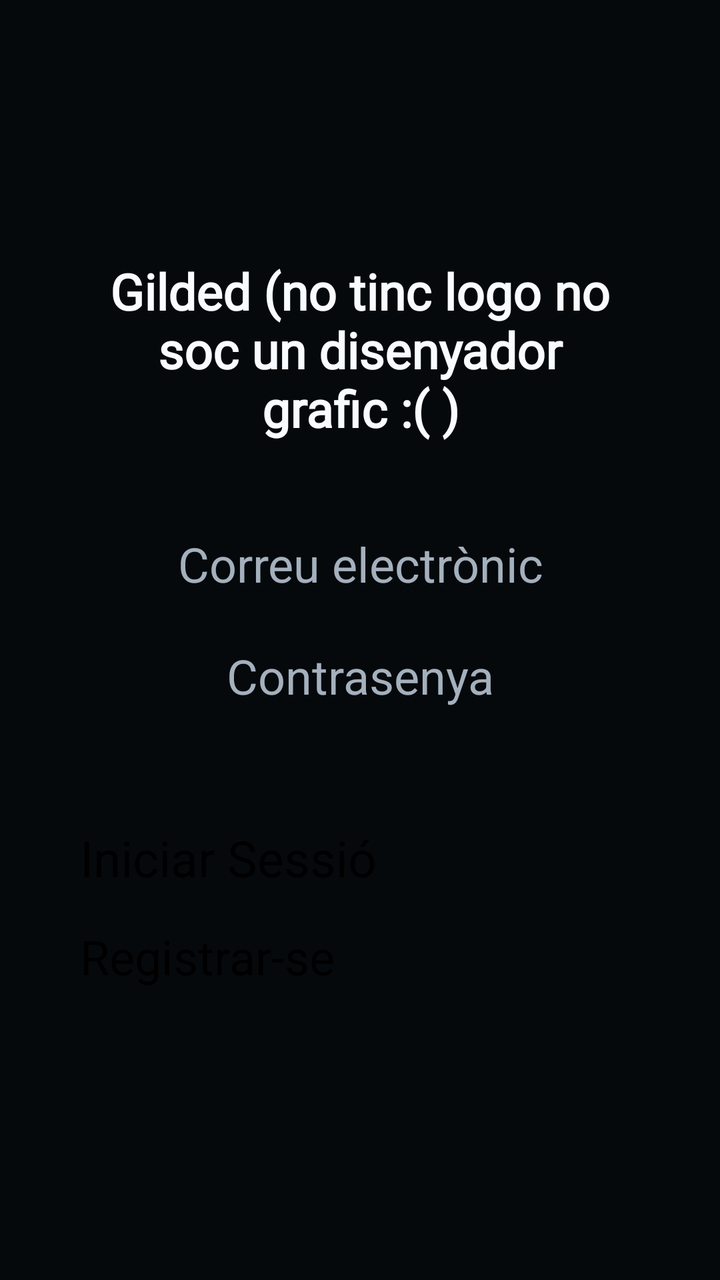
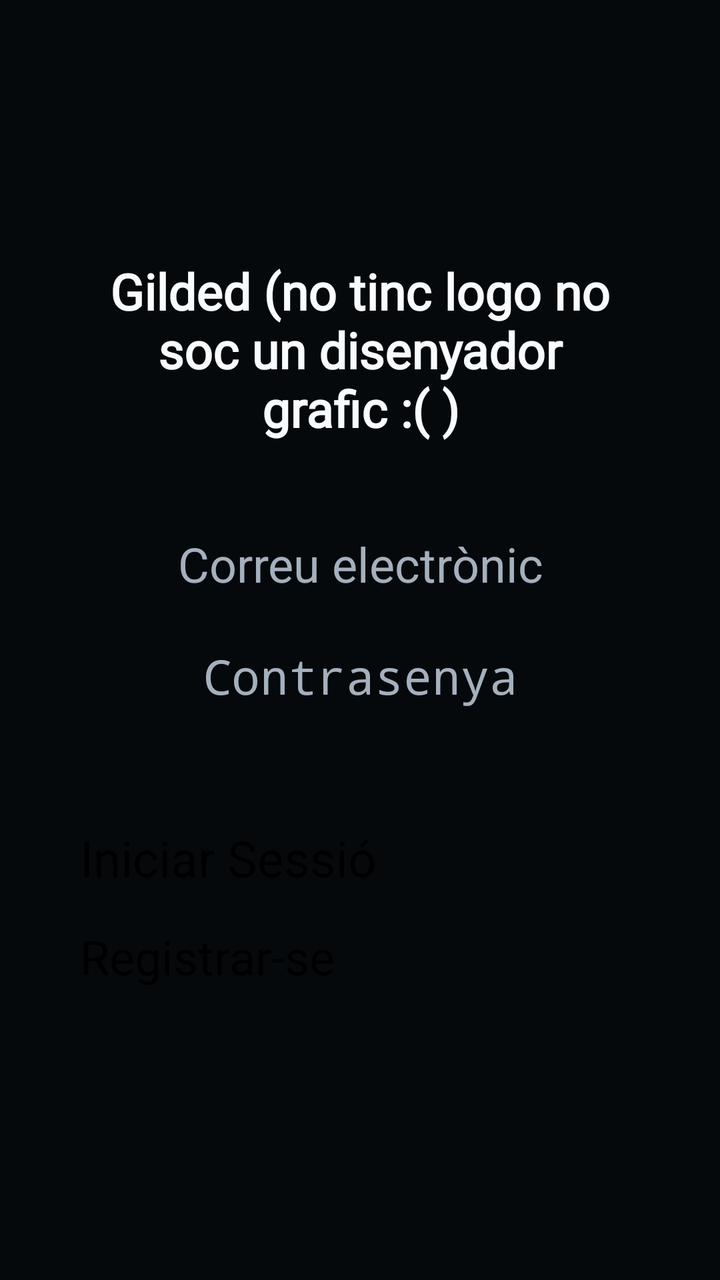

Before-and-after screenshots of an Android layout around one commit, followed by the original layout XML and the change that was made.
<!-- AndroidManifest.xml: application theme Theme.Gilded.SplashScreen -->
<!-- res/layout/fragment_login.xml -->
<?xml version="1.0" encoding="utf-8"?>
<androidx.constraintlayout.widget.ConstraintLayout xmlns:android="http://schemas.android.com/apk/res/android"
    xmlns:tools="http://schemas.android.com/tools"
    android:layout_width="match_parent"
    android:layout_height="match_parent"
    tools:context=".fragments.LoginFragment"
    xmlns:app="http://schemas.android.com/apk/res-auto"
    android:background="@color/black">

    <TextView
        android:id="@+id/logo"
        android:layout_width="match_parent"
        android:layout_height="150dp"

        android:layout_marginTop="100dp"
        android:layout_marginLeft="40dp"
        android:layout_marginRight="40dp"

        android:fontFamily="@font/montserrat_extrabold"

        app:layout_constraintTop_toTopOf="parent"

        android:gravity="center"
        android:text="Gilded (no tinc logo no soc un disenyador grafic :( )"
        android:textColor="@color/white"
        android:textSize="25sp"
        android:textStyle="bold" />

    <EditText
        android:id="@+id/email"
        android:layout_width="300dp"
        android:layout_height="48dp"

        android:layout_marginTop="8dp"

        android:textSize="24sp"
        android:hint="@string/email"
        android:textColorHint="@color/grey"
        android:textColor="@color/white"
        android:gravity="center"

        app:layout_constraintTop_toBottomOf="@id/logo"
        app:layout_constraintLeft_toLeftOf="parent"
        app:layout_constraintRight_toRightOf="parent"
        />

    <EditText
        android:id="@+id/password"
        android:layout_width="300dp"
        android:layout_height="48dp"

        android:layout_marginTop="8dp"

        android:textSize="24sp"
        android:hint="@string/password"
        android:textColorHint="@color/grey"
        android:textColor="@color/white"
        android:gravity="center"

        app:layout_constraintTop_toBottomOf="@id/email"
        app:layout_constraintLeft_toLeftOf="parent"
        app:layout_constraintRight_toRightOf="parent"
        />

    <Button
        android:id="@+id/login"
        android:layout_width="match_parent"
        android:layout_height="50dp"

        android:backgroundTint="@color/black_tonal1"

        android:layout_marginTop="50dp"
        android:layout_marginLeft="40dp"
        android:layout_marginRight="40dp"

        app:layout_constraintTop_toBottomOf="@id/password"

        android:text="@string/login"
        android:textSize="25sp"
        />

    <Button
        android:id="@+id/signin"
        android:layout_width="match_parent"
        android:layout_height="50dp"

        android:backgroundTint="@color/black_tonal1"

        android:layout_marginLeft="40dp"
        android:layout_marginRight="40dp"

        app:layout_constraintTop_toBottomOf="@id/login"

        android:text="@string/signin"
        android:textSize="24sp"
        />

</androidx.constraintlayout.widget.ConstraintLayout>
<!-- resources referenced by this layout -->
<resources>
  <color name="black">#06090C</color>
  <color name="black_tonal1">#121621</color>
  <color name="grey">#A4B0BD</color>
  <color name="white">#F9FCFF</color>
  <string name="email">Correu electrònic</string>
  <string name="login">Iniciar Sessió</string>
  <string name="password">Contrasenya</string>
  <string name="signin">Registrar-se</string>
  <style name="Theme.Gilded.SplashScreen" parent="Theme.SplashScreen">
          <item name="windowSplashScreenBackground">@color/black</item>
          <item name="windowSplashScreenAnimatedIcon">@drawable/temporal_splashscreen</item>
          <item name="windowSplashScreenAnimationDuration">5000</item>
          <item name="postSplashScreenTheme">@style/Base.Theme.Gilded</item>
      </style>
  <!-- drawable temporal_splashscreen: gif bitmap (drawable, 132219 bytes) -->
  <style name="Base.Theme.Gilded" parent="Theme.Material3.DayNight.NoActionBar">
          
          
          <item name="android:fontFamily">@font/montserrat</item>
          <item name="android:textColor">@color/white</item>
      </style>
</resources>

<!-- the commit's change to res/layout/fragment_login.xml (unified diff, before → after) -->
@@ -42,6 +42,8 @@
         app:layout_constraintTop_toBottomOf="@id/logo"
         app:layout_constraintLeft_toLeftOf="parent"
         app:layout_constraintRight_toRightOf="parent"
+
+        android:inputType="textEmailAddress"
         />
 
     <EditText
@@ -60,6 +62,8 @@
         app:layout_constraintTop_toBottomOf="@id/email"
         app:layout_constraintLeft_toLeftOf="parent"
         app:layout_constraintRight_toRightOf="parent"
+
+        android:inputType="textPassword"
         />
 
     <Button
